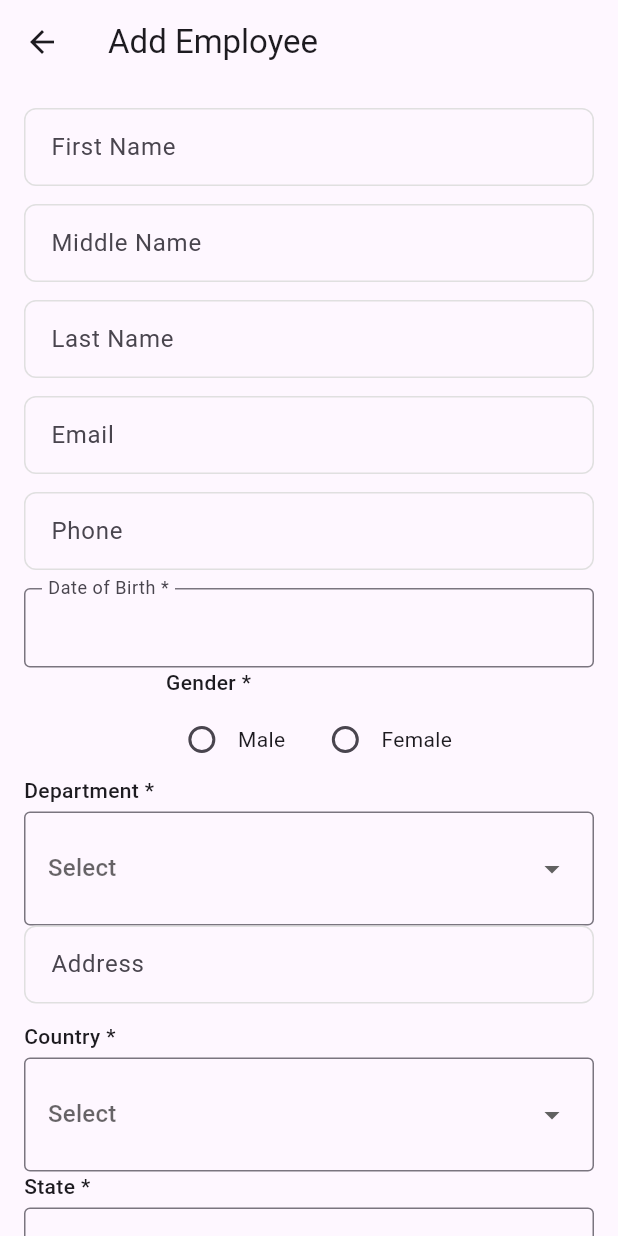
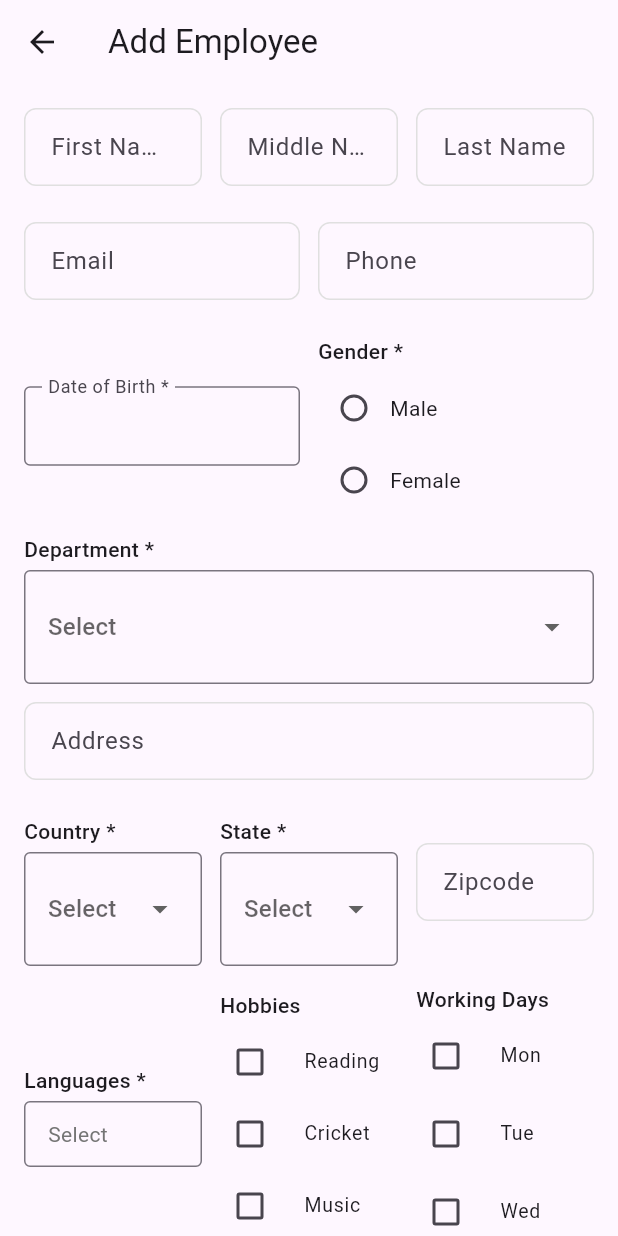
Before and after one commit to TGSBhavinMistry85/flutter-cross-platform, a Flutter app: the ManageEmployeePage screen opened directly, on a phone screen of 412 x 824 dp. Run offline on Flutter 3.47's test engine with Material 3 defaults, Android fonts, the phone set to English and light mode, and no system bars; our stand-ins replace fl_chart, flutter_dotenv; missing offline and left inert: window_manager.

Commit message:
responsive

```diff
--- a/lib/features/employee/ui/manage_employee_page.dart
+++ b/lib/features/employee/ui/manage_employee_page.dart
@@ -68,46 +68,69 @@ class _ManageEmployeePageState extends State<ManageEmployeePage> {
             padding: const EdgeInsets.all(16),
             child: Column(
               children: [
-                AppTextField(
+                // ---------- Row 1: First Name, Middle Name, Last Name ----------
+                Row(
+                  children: [
+                    Expanded(
+                      child: AppTextField(
                         label: 'First Name',
                         required: true,
                         controller: controller.firstNameCtrl,
                       ),
-                AppTextField(
+                    ),
+                    const SizedBox(width: 12),
+                    Expanded(
+                      child: AppTextField(
                         label: 'Middle Name',
                         controller: controller.middleNameCtrl,
                       ),
-                AppTextField(
+                    ),
+                    const SizedBox(width: 12),
+                    Expanded(
+                      child: AppTextField(
                         label: 'Last Name',
                         required: true,
                         controller: controller.lastNameCtrl,
                       ),
-                AppEmailField(
+                    ),
+                  ],
+                ),
+                const SizedBox(height: 12),
+
+                // ---------- Row 2: Email and Phone ----------
+                Row(
+                  children: [
+                    Expanded(
+                      child: AppEmailField(
                         label: 'Email',
-                  readOnly: (widget.isEditMode) ? true : false,
-                  required: (widget.isEditMode) ? true : true,
+                        readOnly: widget.isEditMode,
+                        required: true,
                         controller: controller.emailCtrl,
                       ),
+                    ),
+                    const SizedBox(width: 12),
+                    Expanded(
+                      child: AppPhoneField(controller: controller.phoneCtrl),
+                    ),
+                  ],
+                ),
+                const SizedBox(height: 12),
 
-                // if (!widget.isEditMode) AppPasswordField(controller: null),
-                AppPhoneField(
-                  //label: 'Phone',
-                  //required: true,
-                  controller: controller.phoneCtrl,
-                ),
-
-                AppDateField(
+                // ---------- Row 3: Date of Birth and Gender ----------
+                Row(
+                  children: [
+                    Expanded(
+                      child: AppDateField(
                         label: 'Date of Birth',
                         required: true,
                         value: controller.dob,
-                  onChanged: (date) {
-                    setState(() {
-                      controller.dob = date;
-                    });
-                  },
+                        onChanged: (date) =>
+                            setState(() => controller.dob = date),
                       ),
-
-                AppRadioGroup<String>(
+                    ),
+                    const SizedBox(width: 12),
+                    Expanded(
+                      child: AppRadioGroup<String>(
                         label: 'Gender',
                         required: true,
                         value: controller.gender,
@@ -117,13 +140,18 @@ class _ManageEmployeePageState extends State<ManageEmployeePage> {
                         ],
                         onChanged: (v) => setState(() => controller.gender = v),
                       ),
+                    ),
+                  ],
+                ),
+                const SizedBox(height: 12),
 
+                // ---------- Row 4: Department ----------
                 AppDropdown<BigInt>(
                   label: 'Department',
                   required: true,
-                  value: controller.departmentId == null
-                      ? null
-                      : BigInt.from(controller.departmentId!),
+                  value: controller.departmentId != null
+                      ? BigInt.from(controller.departmentId!)
+                      : null,
                   items: [
                     AppDropdownOption(value: BigInt.from(1), label: 'Dept 1'),
                     AppDropdownOption(value: BigInt.from(2), label: 'Dept 2'),
@@ -131,70 +159,113 @@ class _ManageEmployeePageState extends State<ManageEmployeePage> {
                   onChanged: (v) =>
                       setState(() => controller.departmentId = v?.toInt()),
                 ),
+                const SizedBox(height: 12),
 
+                // ---------- Row 5: Address ----------
                 AppTextField(
                   label: 'Address',
                   required: true,
                   controller: controller.addressCtrl,
                 ),
+                const SizedBox(height: 12),
 
-                AppDropdown<BigInt>(
+                // ---------- Row 6: Country, State, Zipcode ----------
+                Row(
+                  children: [
+                    Expanded(
+                      child: AppDropdown<BigInt>(
                         label: 'Country',
                         required: true,
-                  value: controller.countryId == null
-                      ? null
-                      : BigInt.from(controller.countryId!),
+                        value: controller.countryId != null
+                            ? BigInt.from(controller.countryId!)
+                            : null,
                         items: [
-                    AppDropdownOption(value: BigInt.from(1), label: 'India'),
-                    AppDropdownOption(value: BigInt.from(2), label: 'USA'),
+                          AppDropdownOption(
+                            value: BigInt.from(1),
+                            label: 'India',
+                          ),
+                          AppDropdownOption(
+                            value: BigInt.from(2),
+                            label: 'USA',
+                          ),
                         ],
                         onChanged: (v) =>
                             setState(() => controller.countryId = v?.toInt()),
                       ),
-
-                AppDropdown<BigInt>(
+                    ),
+                    const SizedBox(width: 12),
+                    Expanded(
+                      child: AppDropdown<BigInt>(
                         label: 'State',
                         required: true,
-                  value: controller.stateId == null
-                      ? null
-                      : BigInt.from(controller.stateId!),
+                        value: controller.stateId != null
+                            ? BigInt.from(controller.stateId!)
+                            : null,
                         items: [
-                    AppDropdownOption(value: BigInt.from(1), label: 'Gujarat'),
-                    AppDropdownOption(value: BigInt.from(2), label: 'Goa'),
+                          AppDropdownOption(
+                            value: BigInt.from(1),
+                            label: 'Gujarat',
+                          ),
+                          AppDropdownOption(
+                            value: BigInt.from(2),
+                            label: 'Goa',
+                          ),
                         ],
                         onChanged: (v) =>
                             setState(() => controller.stateId = v?.toInt()),
                       ),
-
-                AppTextField(
+                    ),
+                    const SizedBox(width: 12),
+                    Expanded(
+                      child: AppTextField(
                         label: 'Zipcode',
                         controller: controller.zipcodeCtrl,
                       ),
+                    ),
+                  ],
+                ),
+                const SizedBox(height: 12),
 
-                AppMultiSelect<String>(
+                // ---------- Row 7: Languages, Hobbies, Working Days ----------
+                Row(
+                  children: [
+                    Expanded(
+                      child: AppMultiSelect<String>(
                         label: 'Languages',
                         required: true,
                         values: controller.languages,
-                  options: const [
-                    AppMultiSelectOption(value: 'English', label: 'English'),
+                        options: [
+                          AppMultiSelectOption(
+                            value: 'English',
+                            label: 'English',
+                          ),
                           AppMultiSelectOption(value: 'Hindi', label: 'Hindi'),
-                    AppMultiSelectOption(value: 'Gujarati', label: 'Gujarati'),
+                          AppMultiSelectOption(
+                            value: 'Gujarati',
+                            label: 'Gujarati',
+                          ),
                         ],
-                  onChanged: (v) => setState(() => controller.languages = v),
+                        onChanged: (v) =>
+                            setState(() => controller.languages = v),
                       ),
-
-                AppCheckboxGroup<String>(
+                    ),
+                    const SizedBox(width: 12),
+                    Expanded(
+                      child: AppCheckboxGroup<String>(
                         label: 'Hobbies',
                         values: controller.hobbies,
-                  options: const [
+                        options: [
                           AppCheckboxOption(value: 'Reading', label: 'Reading'),
                           AppCheckboxOption(value: 'Cricket', label: 'Cricket'),
                           AppCheckboxOption(value: 'Music', label: 'Music'),
                         ],
-                  onChanged: (v) => setState(() => controller.hobbies = v),
+                        onChanged: (v) =>
+                            setState(() => controller.hobbies = v),
                       ),
-
-                AppCheckboxGroup<String>(
+                    ),
+                    const SizedBox(width: 12),
+                    Expanded(
+                      child: AppCheckboxGroup<String>(
                         label: 'Working Days',
                         direction: Axis.horizontal,
                         values: controller.days,
@@ -204,6 +275,9 @@ class _ManageEmployeePageState extends State<ManageEmployeePage> {
                           AppCheckboxOption(value: 'Wed', label: 'Wed'),
                         ],
                         onChanged: (v) => setState(() => controller.days = v),
+                      ),
+                    ),
+                  ],
                 ),
 
                 const SizedBox(height: 20),
```
Lines whose indentation alone changed are shown as unchanged.
